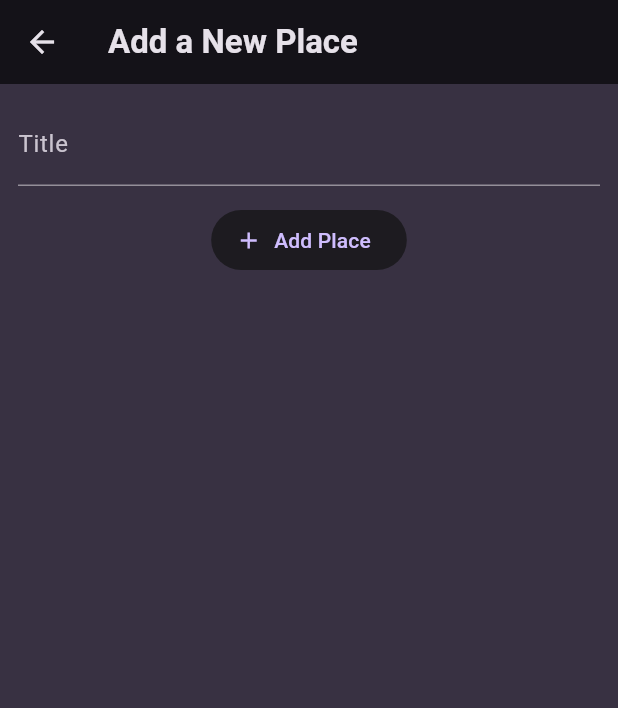
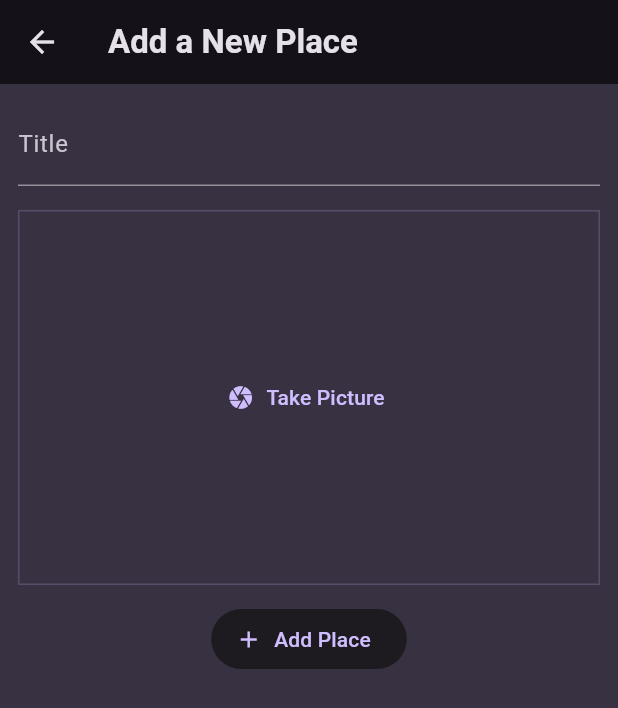
Before and after one commit to mjr2595/favorite-places, a Flutter app: the AddPlaceScreen screen opened directly, on a phone screen of 412 x 824 dp. Shown: the top 708 px of the screen. Run offline on Flutter 3.47's test engine with Material 3 defaults, Android fonts, the phone set to English and light mode, and no system bars; our stand-ins replace flutter_riverpod, google_fonts.

Commit message:
Add ImageInput widget to AddPlaceScreen

```diff
--- a/lib/screens/add_place.dart
+++ b/lib/screens/add_place.dart
@@ -1,6 +1,7 @@
 import 'package:flutter/material.dart';
 import 'package:flutter_riverpod/flutter_riverpod.dart';
 
+import 'package:favorite_places/widgets/image_input.dart';
 import 'package:favorite_places/providers/user_places.dart';
 
 class AddPlaceScreen extends ConsumerStatefulWidget {
@@ -46,6 +47,8 @@ class _AddPlaceScreenState extends ConsumerState<AddPlaceScreen> {
               ),
             ),
             const SizedBox(height: 16),
+            ImageInput(),
+            const SizedBox(height: 16),
             ElevatedButton.icon(
               onPressed: _savePlace,
               icon: const Icon(Icons.add),
--- /dev/null
+++ b/lib/widgets/image_input.dart
@@ -0,0 +1,32 @@
+import 'package:flutter/material.dart';
+
+class ImageInput extends StatefulWidget {
+  const ImageInput({super.key});
+
+  @override
+  State<ImageInput> createState() => _ImageInputState();
+}
+
+class _ImageInputState extends State<ImageInput> {
+  _takePicture() {}
+
+  @override
+  Widget build(BuildContext context) {
+    return Container(
+      decoration: BoxDecoration(
+        border: Border.all(
+          color: Theme.of(context).colorScheme.primary.withOpacity(0.2),
+          width: 1,
+        ),
+      ),
+      height: 250,
+      width: double.infinity,
+      alignment: Alignment.center,
+      child: TextButton.icon(
+        icon: const Icon(Icons.camera),
+        label: const Text('Take Picture'),
+        onPressed: _takePicture,
+      ),
+    );
+  }
+}
```
